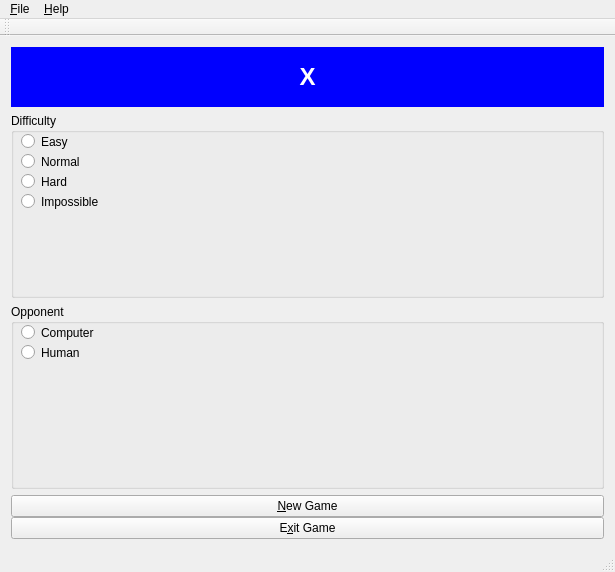
Before: the Qt Designer form TicTacToe++/winmain.ui in avindra/ttt-plusplus, drawn with Qt 5.
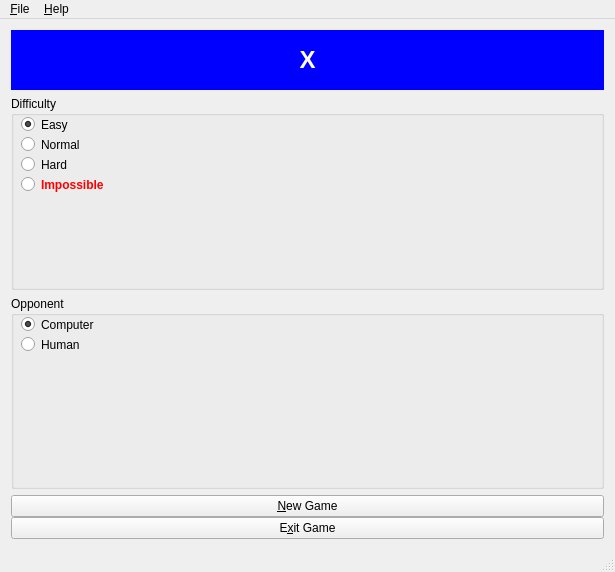
After: the same form once the commit is applied.

Commit message: -Add color to the players -Convert winner dialog into prompt -Remove toolbar -Name some of those rads -Add default rads

Patch:
```diff
--- a/TicTacToe++/winmain.ui
+++ b/TicTacToe++/winmain.ui
@@ -96,6 +96,9 @@
          <property name="text">
           <string>Easy</string>
          </property>
+         <property name="checked">
+          <bool>true</bool>
+         </property>
         </widget>
         <widget class="QRadioButton" name="radNormal">
          <property name="geometry">
@@ -132,6 +135,9 @@
            <height>17</height>
           </rect>
          </property>
+         <property name="styleSheet">
+          <string notr="true">color:red;font-weight:bold;</string>
+         </property>
          <property name="text">
           <string>Impossible</string>
          </property>
@@ -161,6 +167,9 @@
          <property name="text">
           <string>Computer</string>
          </property>
+         <property name="checked">
+          <bool>true</bool>
+         </property>
         </widget>
         <widget class="QRadioButton" name="radHuman_3">
          <property name="geometry">
@@ -229,14 +238,6 @@
    <addaction name="mnuFile"/>
    <addaction name="mnuHelp"/>
   </widget>
-  <widget class="QToolBar" name="mainToolBar">
-   <attribute name="toolBarArea">
-    <enum>TopToolBarArea</enum>
-   </attribute>
-   <attribute name="toolBarBreak">
-    <bool>false</bool>
-   </attribute>
-  </widget>
   <widget class="QStatusBar" name="statusBar"/>
   <action name="mnuNewGame">
    <property name="text">
```
Left out of the diff: 8 changed lines with no effect on the pictures. The commit also changes 5 other files.
